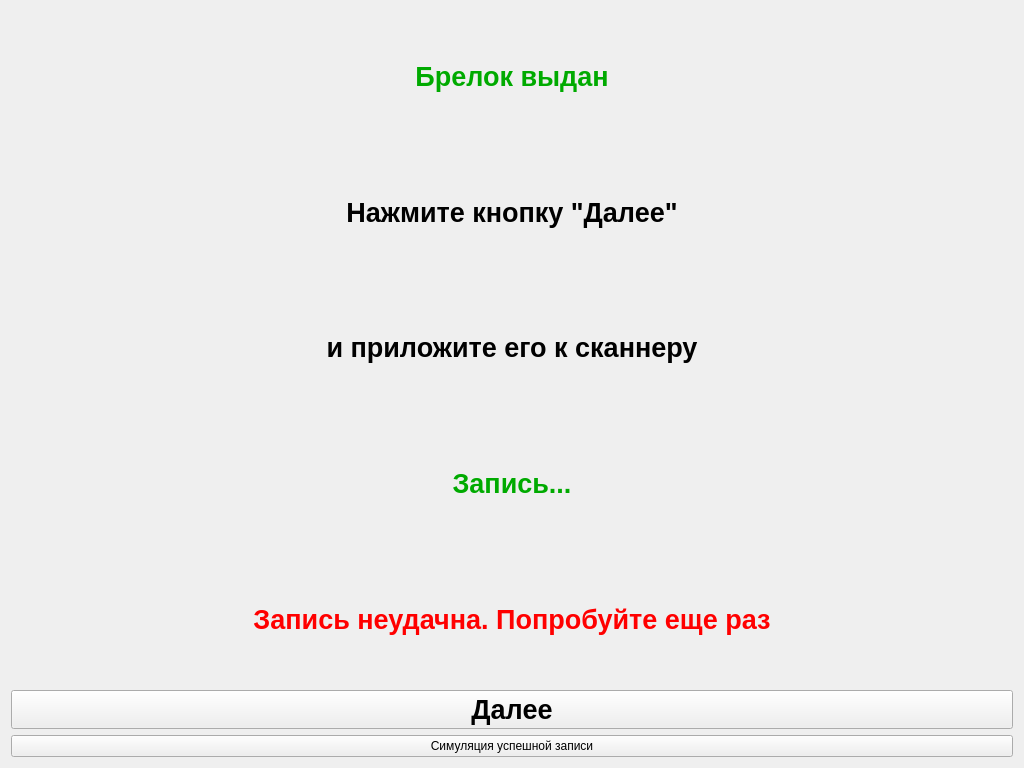
The window that UIForms/WriteBrelok.ui (FelixMailwriter/VM) describes before a commit, drawn with Qt 5.
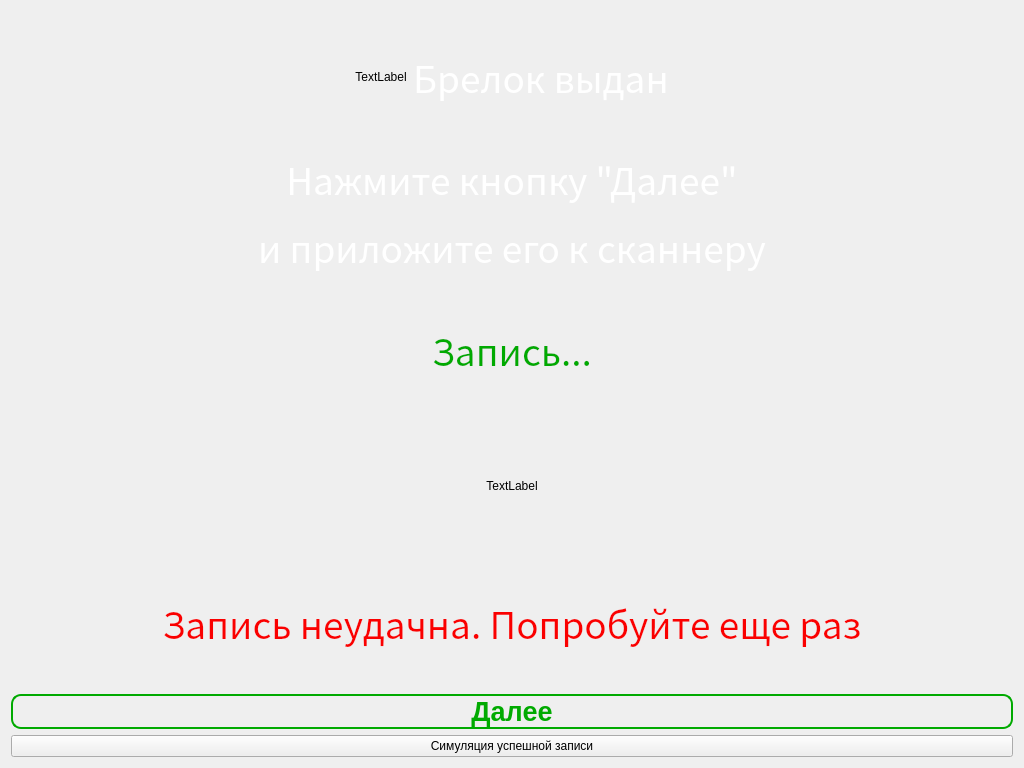
The same window after the commit. Icons and pictures are not drawn.

Commit message: adjusting forms

The edit to the form file:
```diff
--- a/UIForms/WriteBrelok.ui
+++ b/UIForms/WriteBrelok.ui
@@ -13,10 +13,38 @@
   <property name="windowTitle">
    <string>Form</string>
   </property>
+  <property name="styleSheet">
+   <string notr="true">background-image: url(./Resources/Forms/ScanBrelok/FormBackGround.jpg);</string>
+  </property>
   <layout class="QVBoxLayout" name="verticalLayout_2">
    <item>
     <layout class="QVBoxLayout" name="verticalLayout">
      <item>
+      <layout class="QHBoxLayout" name="horizontalLayout">
+       <item>
+        <spacer name="horizontalSpacer">
+         <property name="orientation">
+          <enum>Qt::Horizontal</enum>
+         </property>
+         <property name="sizeHint" stdset="0">
+          <size>
+           <width>40</width>
+           <height>20</height>
+          </size>
+         </property>
+        </spacer>
+       </item>
+       <item>
+        <widget class="QLabel" name="lbl_success">
+         <property name="text">
+          <string>TextLabel</string>
+         </property>
+         <property name="alignment">
+          <set>Qt::AlignCenter</set>
+         </property>
+        </widget>
+       </item>
+       <item>
       <widget class="QLabel" name="lbl_msg">
        <property name="palette">
         <palette>
@@ -24,9 +52,27 @@
           <colorrole role="WindowText">
            <brush brushstyle="SolidPattern">
             <color alpha="255">
-             <red>0</red>
-             <green>170</green>
-             <blue>0</blue>
+               <red>255</red>
+               <green>255</green>
+               <blue>255</blue>
+              </color>
+             </brush>
+            </colorrole>
+            <colorrole role="Text">
+             <brush brushstyle="SolidPattern">
+              <color alpha="255">
+               <red>255</red>
+               <green>255</green>
+               <blue>255</blue>
+              </color>
+             </brush>
+            </colorrole>
+            <colorrole role="ButtonText">
+             <brush brushstyle="SolidPattern">
+              <color alpha="255">
+               <red>255</red>
+               <green>255</green>
+               <blue>255</blue>
             </color>
            </brush>
           </colorrole>
@@ -35,9 +81,27 @@
           <colorrole role="WindowText">
            <brush brushstyle="SolidPattern">
             <color alpha="255">
-             <red>0</red>
-             <green>170</green>
-             <blue>0</blue>
+               <red>255</red>
+               <green>255</green>
+               <blue>255</blue>
+              </color>
+             </brush>
+            </colorrole>
+            <colorrole role="Text">
+             <brush brushstyle="SolidPattern">
+              <color alpha="255">
+               <red>255</red>
+               <green>255</green>
+               <blue>255</blue>
+              </color>
+             </brush>
+            </colorrole>
+            <colorrole role="ButtonText">
+             <brush brushstyle="SolidPattern">
+              <color alpha="255">
+               <red>255</red>
+               <green>255</green>
+               <blue>255</blue>
             </color>
            </brush>
           </colorrole>
@@ -46,9 +110,27 @@
           <colorrole role="WindowText">
            <brush brushstyle="SolidPattern">
             <color alpha="255">
-             <red>123</red>
-             <green>123</green>
-             <blue>123</blue>
+               <red>255</red>
+               <green>255</green>
+               <blue>255</blue>
+              </color>
+             </brush>
+            </colorrole>
+            <colorrole role="Text">
+             <brush brushstyle="SolidPattern">
+              <color alpha="255">
+               <red>255</red>
+               <green>255</green>
+               <blue>255</blue>
+              </color>
+             </brush>
+            </colorrole>
+            <colorrole role="ButtonText">
+             <brush brushstyle="SolidPattern">
+              <color alpha="255">
+               <red>255</red>
+               <green>255</green>
+               <blue>255</blue>
             </color>
            </brush>
           </colorrole>
@@ -57,11 +139,18 @@
        </property>
        <property name="font">
         <font>
-         <pointsize>20</pointsize>
-         <weight>75</weight>
-         <bold>true</bold>
-        </font>
-       </property>
+           <family>Noto Sans CJK KR</family>
+           <pointsize>28</pointsize>
+           <weight>50</weight>
+           <italic>false</italic>
+           <bold>false</bold>
+          </font>
+         </property>
+         <property name="styleSheet">
+          <string notr="true">background-image: url(:/newPrefix/fon.png);
+color: rgb(255, 255, 255);
+font: 28pt &quot;Noto Sans CJK KR&quot;;</string>
+         </property>
        <property name="text">
         <string>Брелок выдан</string>
        </property>
@@ -71,14 +160,38 @@
       </widget>
      </item>
      <item>
+        <spacer name="horizontalSpacer_2">
+         <property name="orientation">
+          <enum>Qt::Horizontal</enum>
+         </property>
+         <property name="sizeHint" stdset="0">
+          <size>
+           <width>40</width>
+           <height>20</height>
+          </size>
+         </property>
+        </spacer>
+       </item>
+      </layout>
+     </item>
+     <item>
+      <layout class="QVBoxLayout" name="verticalLayout_3">
+       <item>
       <widget class="QLabel" name="label">
        <property name="font">
         <font>
-         <pointsize>20</pointsize>
-         <weight>75</weight>
-         <bold>true</bold>
-        </font>
-       </property>
+           <family>Noto Sans CJK KR</family>
+           <pointsize>28</pointsize>
+           <weight>50</weight>
+           <italic>false</italic>
+           <bold>false</bold>
+          </font>
+         </property>
+         <property name="styleSheet">
+          <string notr="true">background-image: url(:/newPrefix/fon.png);
+color: rgb(255, 255, 255);
+font: 28pt &quot;Noto Sans CJK KR&quot;;</string>
+         </property>
        <property name="text">
         <string>Нажмите кнопку &quot;Далее&quot;</string>
        </property>
@@ -91,11 +204,18 @@
       <widget class="QLabel" name="label_2">
        <property name="font">
         <font>
-         <pointsize>20</pointsize>
-         <weight>75</weight>
-         <bold>true</bold>
-        </font>
-       </property>
+           <family>Noto Sans CJK KR</family>
+           <pointsize>28</pointsize>
+           <weight>50</weight>
+           <italic>false</italic>
+           <bold>false</bold>
+          </font>
+         </property>
+         <property name="styleSheet">
+          <string notr="true">background-image: url(:/newPrefix/fon.png);
+color: rgb(255, 255, 255);
+font: 28pt &quot;Noto Sans CJK KR&quot;;</string>
+         </property>
        <property name="text">
         <string>и приложите его к сканнеру</string>
        </property>
@@ -104,6 +224,8 @@
        </property>
       </widget>
      </item>
+      </layout>
+     </item>
      <item>
       <widget class="QLabel" name="lbl_write">
        <property name="palette">
@@ -118,6 +240,24 @@
             </color>
            </brush>
           </colorrole>
+          <colorrole role="Text">
+           <brush brushstyle="SolidPattern">
+            <color alpha="255">
+             <red>0</red>
+             <green>170</green>
+             <blue>0</blue>
+            </color>
+           </brush>
+          </colorrole>
+          <colorrole role="ButtonText">
+           <brush brushstyle="SolidPattern">
+            <color alpha="255">
+             <red>0</red>
+             <green>170</green>
+             <blue>0</blue>
+            </color>
+           </brush>
+          </colorrole>
          </active>
          <inactive>
           <colorrole role="WindowText">
@@ -129,14 +269,50 @@
             </color>
            </brush>
           </colorrole>
+          <colorrole role="Text">
+           <brush brushstyle="SolidPattern">
+            <color alpha="255">
+             <red>0</red>
+             <green>170</green>
+             <blue>0</blue>
+            </color>
+           </brush>
+          </colorrole>
+          <colorrole role="ButtonText">
+           <brush brushstyle="SolidPattern">
+            <color alpha="255">
+             <red>0</red>
+             <green>170</green>
+             <blue>0</blue>
+            </color>
+           </brush>
+          </colorrole>
          </inactive>
          <disabled>
           <colorrole role="WindowText">
            <brush brushstyle="SolidPattern">
             <color alpha="255">
-             <red>123</red>
-             <green>123</green>
-             <blue>123</blue>
+             <red>0</red>
+             <green>170</green>
+             <blue>0</blue>
+            </color>
+           </brush>
+          </colorrole>
+          <colorrole role="Text">
+           <brush brushstyle="SolidPattern">
+            <color alpha="255">
+             <red>0</red>
+             <green>170</green>
+             <blue>0</blue>
+            </color>
+           </brush>
+          </colorrole>
+          <colorrole role="ButtonText">
+           <brush brushstyle="SolidPattern">
+            <color alpha="255">
+             <red>0</red>
+             <green>170</green>
+             <blue>0</blue>
             </color>
            </brush>
           </colorrole>
@@ -145,11 +321,18 @@
        </property>
        <property name="font">
         <font>
-         <pointsize>20</pointsize>
-         <weight>75</weight>
-         <bold>true</bold>
+         <family>Noto Sans CJK KR</family>
+         <pointsize>28</pointsize>
+         <weight>50</weight>
+         <italic>false</italic>
+         <bold>false</bold>
         </font>
        </property>
+       <property name="styleSheet">
+        <string notr="true">background-image: url(:/newPrefix/fon.png);
+color: rgb(0, 170, 0);
+font: 28pt &quot;Noto Sans CJK KR&quot;;</string>
+       </property>
        <property name="text">
         <string>Запись...</string>
        </property>
@@ -159,6 +342,22 @@
       </widget>
      </item>
      <item>
+      <layout class="QVBoxLayout" name="verticalLayout_4">
+       <item>
+        <widget class="QLabel" name="lbl_fail_2">
+         <property name="text">
+          <string>TextLabel</string>
+         </property>
+         <property name="alignment">
+          <set>Qt::AlignCenter</set>
+         </property>
+        </widget>
+       </item>
+      </layout>
+     </item>
+     <item>
+      <layout class="QHBoxLayout" name="horizontalLayout_2">
+       <item>
       <widget class="QLabel" name="lbl_fail">
        <property name="palette">
         <palette>
@@ -166,7 +365,25 @@
           <colorrole role="WindowText">
            <brush brushstyle="SolidPattern">
             <color alpha="255">
-             <red>255</red>
+               <red>250</red>
+               <green>0</green>
+               <blue>0</blue>
+              </color>
+             </brush>
+            </colorrole>
+            <colorrole role="Text">
+             <brush brushstyle="SolidPattern">
+              <color alpha="255">
+               <red>250</red>
+               <green>0</green>
+               <blue>0</blue>
+              </color>
+             </brush>
+            </colorrole>
+            <colorrole role="ButtonText">
+             <brush brushstyle="SolidPattern">
+              <color alpha="255">
+               <red>250</red>
              <green>0</green>
              <blue>0</blue>
             </color>
@@ -177,7 +394,25 @@
           <colorrole role="WindowText">
            <brush brushstyle="SolidPattern">
             <color alpha="255">
-             <red>255</red>
+               <red>250</red>
+               <green>0</green>
+               <blue>0</blue>
+              </color>
+             </brush>
+            </colorrole>
+            <colorrole role="Text">
+             <brush brushstyle="SolidPattern">
+              <color alpha="255">
+               <red>250</red>
+               <green>0</green>
+               <blue>0</blue>
+              </color>
+             </brush>
+            </colorrole>
+            <colorrole role="ButtonText">
+             <brush brushstyle="SolidPattern">
+              <color alpha="255">
+               <red>250</red>
              <green>0</green>
              <blue>0</blue>
             </color>
@@ -188,9 +423,27 @@
           <colorrole role="WindowText">
            <brush brushstyle="SolidPattern">
             <color alpha="255">
-             <red>123</red>
-             <green>123</green>
-             <blue>123</blue>
+               <red>250</red>
+               <green>0</green>
+               <blue>0</blue>
+              </color>
+             </brush>
+            </colorrole>
+            <colorrole role="Text">
+             <brush brushstyle="SolidPattern">
+              <color alpha="255">
+               <red>250</red>
+               <green>0</green>
+               <blue>0</blue>
+              </color>
+             </brush>
+            </colorrole>
+            <colorrole role="ButtonText">
+             <brush brushstyle="SolidPattern">
+              <color alpha="255">
+               <red>250</red>
+               <green>0</green>
+               <blue>0</blue>
             </color>
            </brush>
           </colorrole>
@@ -199,11 +452,18 @@
        </property>
        <property name="font">
         <font>
-         <pointsize>20</pointsize>
-         <weight>75</weight>
-         <bold>true</bold>
-        </font>
-       </property>
+           <family>Noto Sans CJK KR</family>
+           <pointsize>28</pointsize>
+           <weight>50</weight>
+           <italic>false</italic>
+           <bold>false</bold>
+          </font>
+         </property>
+         <property name="styleSheet">
+          <string notr="true">background-image: url(:/newPrefix/fon.png);
+color: rgb(250, 0, 0);
+font: 28pt &quot;Noto Sans CJK KR&quot;;</string>
+         </property>
        <property name="text">
         <string>Запись неудачна. Попробуйте еще раз</string>
        </property>
@@ -212,6 +472,8 @@
        </property>
       </widget>
      </item>
+      </layout>
+     </item>
      <item>
       <widget class="QPushButton" name="btn_write">
        <property name="font">
@@ -221,6 +483,11 @@
          <bold>true</bold>
         </font>
        </property>
+       <property name="styleSheet">
+        <string notr="true">background-image: url(:/newPrefix/fon.png);
+color: rgb(0, 170, 0);
+border: 2px solid #e34761; border-color: rgb(0, 170, 0); border-radius: 10px</string>
+       </property>
        <property name="text">
         <string>Далее</string>
        </property>
```
Lines whose indentation alone changed are shown as unchanged. The commit also changes 11 other files.
